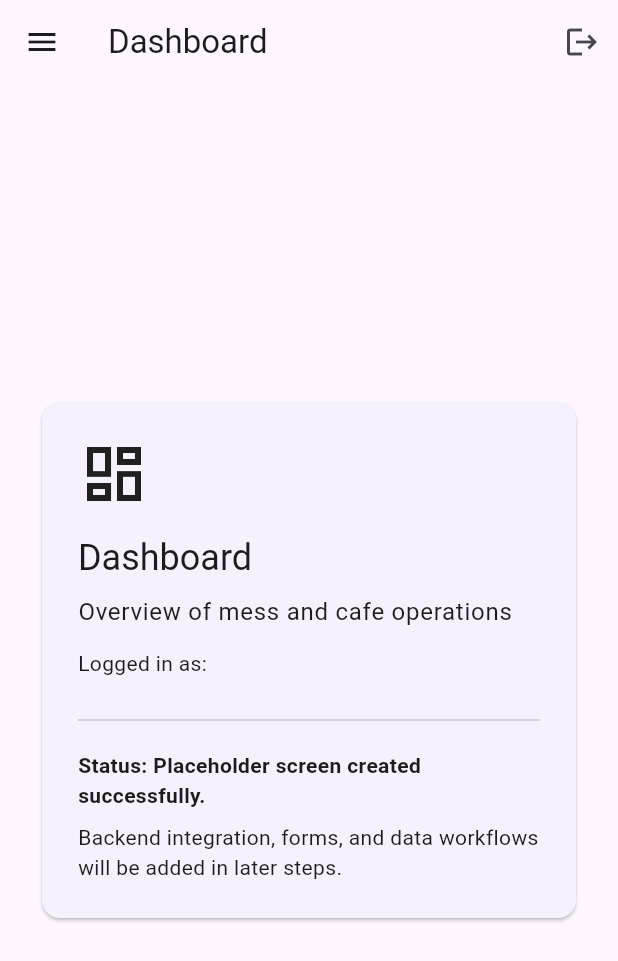
After one commit to AwaizFatima08/Mess-Cafe-Automation-V1, a Flutter app: the AdminDashboardShell screen opened directly, on a phone screen of 412 x 824 dp. The commit adds this screen. Shown: the top 961 px of the screen. Run offline on Flutter 3.47's test engine with Material 3 defaults, Android fonts, the phone set to English and light mode, and no system bars; our stand-ins replace cloud_firestore, firebase_auth, firebase_core; accounts and stored records are empty.

Commit message:
Step 6: Modular admin dashboard architecture with separate screens and reusable widgets

```diff
--- a/mobile_app/employee_flutter_app/lib/admin/screens/admin_dashboard_shell.dart
+++ b/mobile_app/employee_flutter_app/lib/admin/screens/admin_dashboard_shell.dart
@@ -2,6 +2,12 @@ import 'package:firebase_auth/firebase_auth.dart';
 import 'package:flutter/material.dart';
 
 import '../../main.dart';
+import 'bulk_upload_screen.dart';
+import 'dashboard_screen.dart';
+import 'menu_management_screen.dart';
+import 'monthly_menu_builder_screen.dart';
+import 'reports_screen.dart';
+import 'user_management_screen.dart';
 
 class AdminDashboardShell extends StatefulWidget {
   const AdminDashboardShell({super.key});
@@ -56,6 +62,25 @@ class _AdminDashboardShellState extends State<AdminDashboardShell> {
       MaterialPageRoute(builder: (_) => const LoginScreen()),
       (route) => false,
     );
+  }
+
+  Widget buildSelectedScreen(String userEmail) {
+    switch (selectedIndex) {
+      case 0:
+        return DashboardScreen(userEmail: userEmail);
+      case 1:
+        return MenuManagementScreen(userEmail: userEmail);
+      case 2:
+        return UserManagementScreen(userEmail: userEmail);
+      case 3:
+        return MonthlyMenuBuilderScreen(userEmail: userEmail);
+      case 4:
+        return BulkUploadScreen(userEmail: userEmail);
+      case 5:
+        return ReportsScreen(userEmail: userEmail);
+      default:
+        return DashboardScreen(userEmail: userEmail);
+    }
   }
 
   @override
@@ -164,73 +189,8 @@ class _AdminDashboardShellState extends State<AdminDashboardShell> {
                   )
                   .toList(),
             ),
-          Expanded(
-            child: _AdminSectionPlaceholder(
-              title: currentSection.title,
-              subtitle: currentSection.subtitle,
-              icon: currentSection.icon,
-              userEmail: userEmail,
-            ),
-          ),
+          Expanded(child: buildSelectedScreen(userEmail)),
         ],
-      ),
-    );
-  }
-}
-
-class _AdminSectionPlaceholder extends StatelessWidget {
-  final String title;
-  final String subtitle;
-  final IconData icon;
-  final String userEmail;
-
-  const _AdminSectionPlaceholder({
-    required this.title,
-    required this.subtitle,
-    required this.icon,
-    required this.userEmail,
-  });
-
-  @override
-  Widget build(BuildContext context) {
-    return Center(
-      child: ConstrainedBox(
-        constraints: const BoxConstraints(maxWidth: 700),
-        child: Padding(
-          padding: const EdgeInsets.all(24),
-          child: Card(
-            child: Padding(
-              padding: const EdgeInsets.all(24),
-              child: Column(
-                mainAxisSize: MainAxisSize.min,
-                crossAxisAlignment: CrossAxisAlignment.start,
-                children: [
-                  Icon(icon, size: 48),
-                  const SizedBox(height: 16),
-                  Text(title, style: Theme.of(context).textTheme.headlineSmall),
-                  const SizedBox(height: 8),
-                  Text(subtitle, style: Theme.of(context).textTheme.bodyLarge),
-                  const SizedBox(height: 12),
-                  Text(
-                    'Logged in as: $userEmail',
-                    style: const TextStyle(fontSize: 14),
-                  ),
-                  const SizedBox(height: 20),
-                  const Divider(),
-                  const SizedBox(height: 12),
-                  const Text(
-                    'Status: Placeholder screen created successfully.',
-                    style: TextStyle(fontWeight: FontWeight.w600),
-                  ),
-                  const SizedBox(height: 8),
-                  const Text(
-                    'Backend integration, forms, and data workflows will be added in later steps.',
-                  ),
-                ],
-              ),
-            ),
-          ),
-        ),
       ),
     );
   }
--- /dev/null
+++ b/mobile_app/employee_flutter_app/lib/admin/screens/dashboard_screen.dart
@@ -0,0 +1,18 @@
+import 'package:flutter/material.dart';
+import '../widgets/admin_section_placeholder_card.dart';
+
+class DashboardScreen extends StatelessWidget {
+  final String userEmail;
+
+  const DashboardScreen({super.key, required this.userEmail});
+
+  @override
+  Widget build(BuildContext context) {
+    return AdminSectionPlaceholderCard(
+      title: 'Dashboard',
+      subtitle: 'Overview of mess and cafe operations',
+      icon: Icons.dashboard_outlined,
+      userEmail: userEmail,
+    );
+  }
+}
--- /dev/null
+++ b/mobile_app/employee_flutter_app/lib/admin/widgets/admin_section_placeholder_card.dart
@@ -0,0 +1,60 @@
+import 'package:flutter/material.dart';
+
+class AdminSectionPlaceholderCard extends StatelessWidget {
+  final String title;
+  final String subtitle;
+  final IconData icon;
+  final String userEmail;
+
+  const AdminSectionPlaceholderCard({
+    super.key,
+    required this.title,
+    required this.subtitle,
+    required this.icon,
+    required this.userEmail,
+  });
+
+  @override
+  Widget build(BuildContext context) {
+    return Center(
+      child: ConstrainedBox(
+        constraints: const BoxConstraints(maxWidth: 700),
+        child: Padding(
+          padding: const EdgeInsets.all(24),
+          child: Card(
+            child: Padding(
+              padding: const EdgeInsets.all(24),
+              child: Column(
+                mainAxisSize: MainAxisSize.min,
+                crossAxisAlignment: CrossAxisAlignment.start,
+                children: [
+                  Icon(icon, size: 48),
+                  const SizedBox(height: 16),
+                  Text(title, style: Theme.of(context).textTheme.headlineSmall),
+                  const SizedBox(height: 8),
+                  Text(subtitle, style: Theme.of(context).textTheme.bodyLarge),
+                  const SizedBox(height: 12),
+                  Text(
+                    'Logged in as: $userEmail',
+                    style: const TextStyle(fontSize: 14),
+                  ),
+                  const SizedBox(height: 20),
+                  const Divider(),
+                  const SizedBox(height: 12),
+                  const Text(
+                    'Status: Placeholder screen created successfully.',
+                    style: TextStyle(fontWeight: FontWeight.w600),
+                  ),
+                  const SizedBox(height: 8),
+                  const Text(
+                    'Backend integration, forms, and data workflows will be added in later steps.',
+                  ),
+                ],
+              ),
+            ),
+          ),
+        ),
+      ),
+    );
+  }
+}
```
Also changed, not shown: mobile_app/employee_flutter_app/lib/admin/screens/bulk_upload_screen.dart (added, +18 -0 lines), mobile_app/employee_flutter_app/lib/admin/screens/menu_management_screen.dart (added, +18 -0 lines), mobile_app/employee_flutter_app/lib/admin/screens/monthly_menu_builder_screen.dart (added, +18 -0 lines), mobile_app/employee_flutter_app/lib/admin/screens/reports_screen.dart (added, +18 -0 lines), mobile_app/employee_flutter_app/lib/admin/screens/user_management_screen.dart (added, +18 -0 lines).
